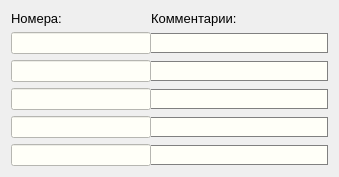
First picture: the form in src/ChooseNumber.ui, repository okostynchuk/Outcall, before the edit.
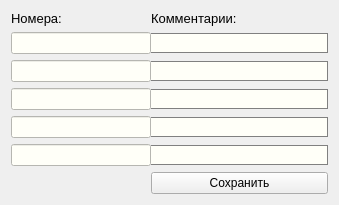
Second picture: the form after the edit. Icons and pictures are not drawn.

The edit to the form file:
```diff
--- a/src/ChooseNumber.ui
+++ b/src/ChooseNumber.ui
@@ -7,13 +7,19 @@
     <x>0</x>
     <y>0</y>
     <width>339</width>
-    <height>170</height>
+    <height>201</height>
    </rect>
   </property>
+  <property name="minimumSize">
+   <size>
+    <width>0</width>
+    <height>0</height>
+   </size>
+  </property>
   <property name="maximumSize">
    <size>
     <width>16777215</width>
-    <height>170</height>
+    <height>201</height>
    </size>
   </property>
   <property name="windowTitle">
@@ -29,6 +35,16 @@
      <property name="horizontalSpacing">
       <number>0</number>
      </property>
+     <item row="6" column="1">
+      <widget class="QPushButton" name="saveButton">
+       <property name="text">
+        <string>Сохранить</string>
+       </property>
+       <property name="autoDefault">
+        <bool>false</bool>
+       </property>
+      </widget>
+     </item>
      <item row="0" column="0">
       <widget class="QLabel" name="label">
        <property name="font">
@@ -266,6 +282,19 @@
      </item>
     </layout>
    </item>
+   <item row="1" column="0">
+    <spacer name="verticalSpacer">
+     <property name="orientation">
+      <enum>Qt::Vertical</enum>
+     </property>
+     <property name="sizeHint" stdset="0">
+      <size>
+       <width>20</width>
+       <height>40</height>
+      </size>
+     </property>
+    </spacer>
+   </item>
   </layout>
  </widget>
  <tabstops>
```
Left out of the diff: 217 changed lines with no effect on the pictures.
